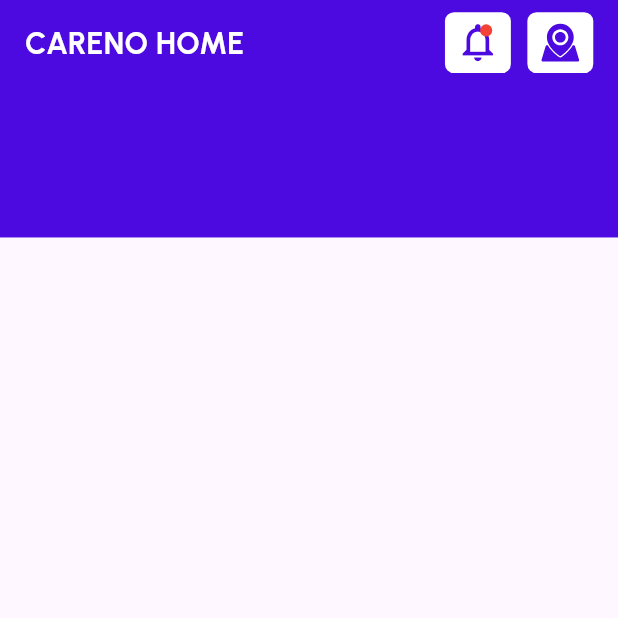
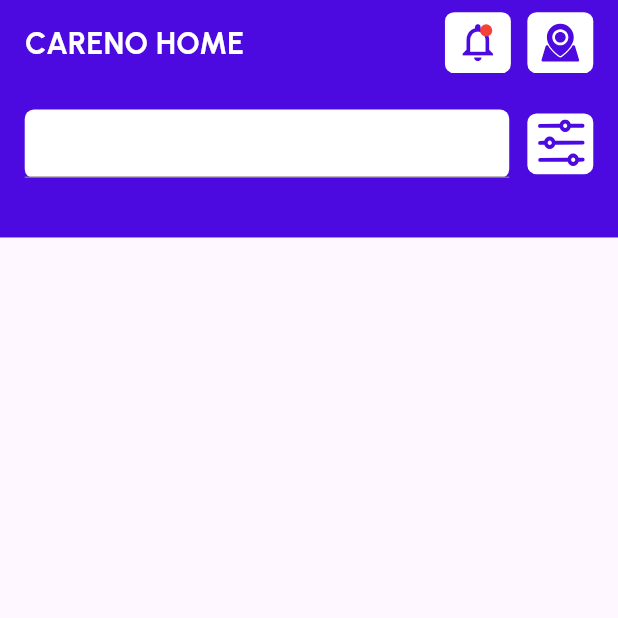
Before and after one commit to FarooqAbbas5155/careno, a Flutter app: the LayoutUserExplore screen opened directly, on a phone screen of 412 x 824 dp, the top half of it. Run offline on Flutter 3.47's test engine with Material 3 defaults, Android fonts, the phone set to English and light mode, and no system bars; our stand-ins replace country_code_picker, flutter_screenutil, flutter_svg, geocoding, geolocator, get and 5 more.

Commit message:
start work on ui

```diff
--- a/lib/views/layouts/layout_user_explore.dart
+++ b/lib/views/layouts/layout_user_explore.dart
@@ -17,6 +17,7 @@ class LayoutUserExplore extends StatelessWidget {
              height: 156.h,
              width: Get.width,
              color: primaryColor,
+             padding: EdgeInsets.symmetric(horizontal: 15.w,),
              child: Column(
                children: [
                  Row(
@@ -72,11 +73,38 @@ class LayoutUserExplore extends StatelessWidget {
                        ],
                      )
                    ],
-                 ).marginSymmetric(horizontal: 15.w,vertical: 8.h)
-
+                 ).marginSymmetric(vertical: 8.h),
+                 Row(
+                   mainAxisAlignment: MainAxisAlignment.spaceBetween,
+                   children: [
+                     Container(
+                       height: 45.h,
+                       width: 294.w,
+                       decoration: BoxDecoration(
+                         color: Colors.white,
+                         borderRadius: BorderRadius.circular(6.r)
+                       ),
+                       child: TextField(
+                         decoration: InputDecoration(
+                           hintText: ""
+                         ),
+                       ),
+                     ),
+                     Container(
+                       height: 40.h,
+                       width: 40.w,
+                       padding: EdgeInsets.all(4),
+                       decoration: BoxDecoration(
+                           color: Colors.white,
+                           borderRadius: BorderRadius.circular(6.r)
+                       ),
+                       child: SvgPicture.asset("assets/images/Group.svg",),
+                     ),
+                   ],
+                 ).marginSymmetric(vertical: 16.h)
                ],
              ),
-            ),
+            )
 
          ],
        ),
```
Also changed, not shown: lib/views/screens/screen_location.dart (+16 -7 lines), assets/images/Group (1).svg (added), assets/images/Group.svg (added), lib/generated/assets.dart, 1 other file.
